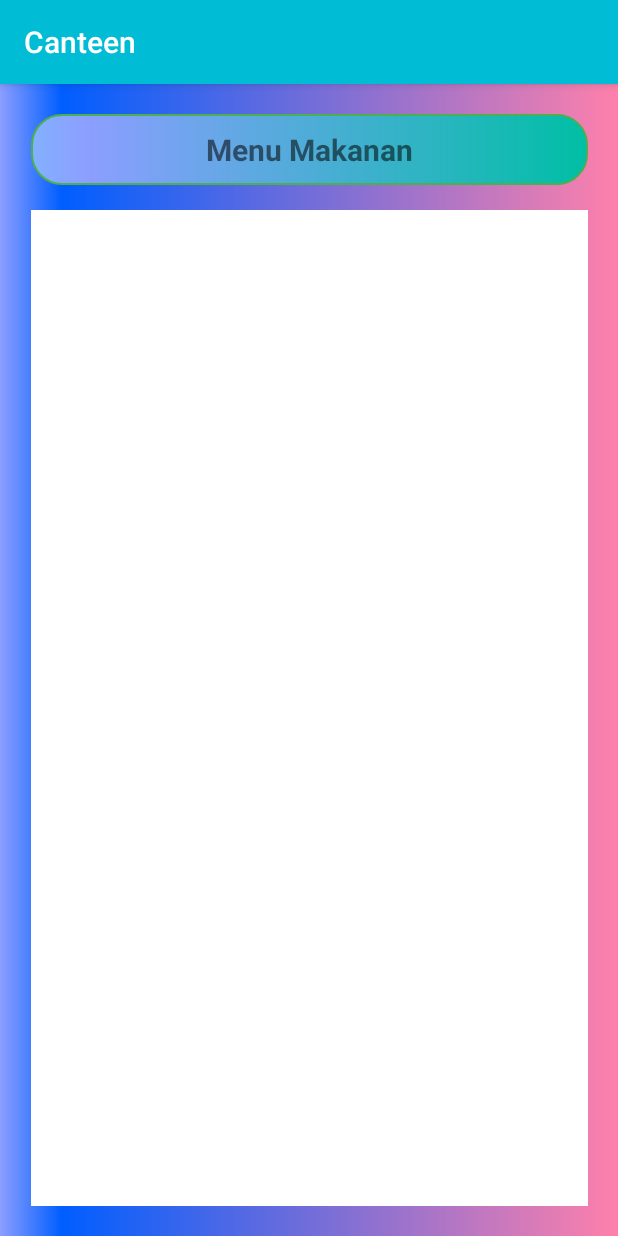
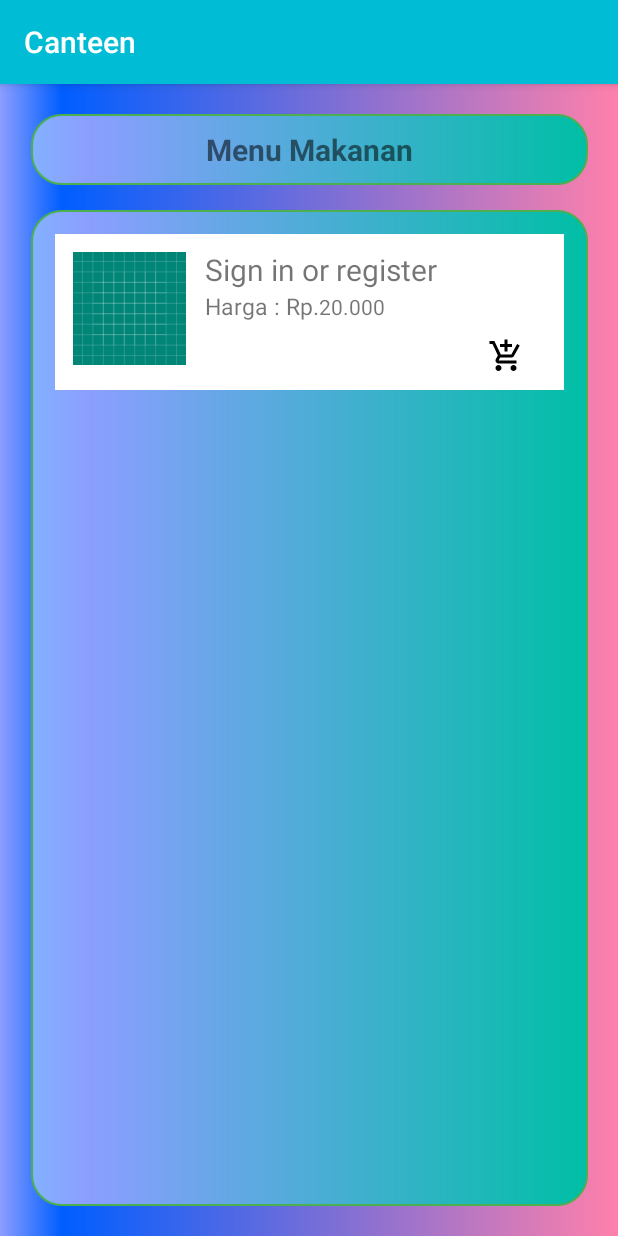
Before and after one commit to agusprayogi02/SMKCoding_Kanesa_Agus, an Android app: the MenuActivity screen opened directly, with no data from a screen before it, on a phone screen of 412 x 824 dp. Run offline under Robolectric (Android 15) with nearby library versions, the phone set to English and light mode, and no system bars.

Commit message:
commit13

```diff
--- a/Canteen/app/src/main/java/id/canteen/ui/login/LoginActivity.kt
+++ b/Canteen/app/src/main/java/id/canteen/ui/login/LoginActivity.kt
@@ -1,6 +1,7 @@
 package id.canteen.ui.login
 
 import android.app.ProgressDialog
+import android.content.Context
 import android.content.Intent
 import android.os.Bundle
 import android.util.Log
@@ -82,5 +83,4 @@ class LoginActivity : AppCompatActivity() {
         val i = Intent(this, SignUp::class.java)
         startActivity(i)
     }
-
 }
--- /dev/null
+++ b/Canteen/app/src/main/res/drawable/ic_add_shopping_cart_black_24dp.xml
@@ -0,0 +1,9 @@
+<vector xmlns:android="http://schemas.android.com/apk/res/android"
+        android:width="24dp"
+        android:height="24dp"
+        android:viewportWidth="24.0"
+        android:viewportHeight="24.0">
+    <path
+        android:fillColor="#FF000000"
+        android:pathData="M11,9h2L13,6h3L16,4h-3L13,1h-2v3L8,4v2h3v3zM7,18c-1.1,0 -1.99,0.9 -1.99,2S5.9,22 7,22s2,-0.9 2,-2 -0.9,-2 -2,-2zM17,18c-1.1,0 -1.99,0.9 -1.99,2s0.89,2 1.99,2 2,-0.9 2,-2 -0.9,-2 -2,-2zM7.17,14.75l0.03,-0.12 0.9,-1.63h7.45c0.75,0 1.41,-0.41 1.75,-1.03l3.86,-7.01L19.42,4h-0.01l-1.1,2 -2.76,5L8.53,11l-0.13,-0.27L6.16,6l-0.95,-2 -0.94,-2L1,2v2h2l3.6,7.59 -1.35,2.45c-0.16,0.28 -0.25,0.61 -0.25,0.96 0,1.1 0.9,2 2,2h12v-2L7.42,15c-0.13,0 -0.25,-0.11 -0.25,-0.25z"/>
+</vector>
--- a/Canteen/app/src/main/res/layout/activity_menu.xml
+++ b/Canteen/app/src/main/res/layout/activity_menu.xml
@@ -1,6 +1,5 @@
 <?xml version="1.0" encoding="utf-8"?>
-<RelativeLayout
-    xmlns:android="http://schemas.android.com/apk/res/android"
+<RelativeLayout xmlns:android="http://schemas.android.com/apk/res/android"
     xmlns:app="http://schemas.android.com/apk/res-auto"
     xmlns:tools="http://schemas.android.com/tools"
     android:layout_width="match_parent"
@@ -10,29 +9,104 @@
 
     <TextView
         android:id="@+id/text"
-        android:gravity="center"
-        android:layout_margin="@dimen/activity_horizontal_margin"
-        android:padding="@dimen/margin"
-        android:textSize="20sp"
-        android:textStyle="bold"
         android:layout_width="match_parent"
         android:layout_height="wrap_content"
+        android:layout_margin="@dimen/activity_horizontal_margin"
         android:background="@drawable/coba"
-        android:text="@string/makanan"/>
+        android:gravity="center"
+        android:padding="@dimen/margin"
+        android:text="@string/makanan"
+        android:textSize="20sp"
+        android:textStyle="bold" />
 
     <ScrollView
+        android:layout_width="match_parent"
+        android:layout_height="match_parent"
+        android:layout_marginHorizontal="@dimen/activity_horizontal_margin"
         android:layout_marginTop="80dp"
-        android:layout_width="match_parent"
-        android:layout_marginHorizontal="@dimen/activity_horizontal_margin"
         android:layout_marginBottom="@dimen/activity_horizontal_margin"
-        android:layout_height="match_parent"
-        android:background="@color/white"
-        >
+        android:background="@drawable/coba">
+
         <RelativeLayout
             android:layout_width="match_parent"
             android:layout_height="100dp"
-            android:layout_margin="@dimen/activity_vertical_margin">
+            android:layout_margin="@dimen/activity_vertical_margin"
+            android:background="@color/white">
 
+            <ImageView
+                android:layout_width="75dp"
+                android:layout_height="75dp"
+                android:layout_margin="12dp"
+                android:src="@drawable/ic_launcher_background" />
+
+            <LinearLayout
+                android:layout_width="match_parent"
+                android:layout_height="wrap_content"
+                android:layout_marginLeft="100dp"
+                android:layout_marginTop="@dimen/margin"
+                android:layout_marginRight="@dimen/activity_horizontal_margin"
+                android:orientation="vertical">
+
+                <TextView
+                    android:layout_width="match_parent"
+                    android:layout_height="wrap_content"
+                    android:text="@string/action_sign_in"
+                    android:textSize="20sp" />
+
+                <LinearLayout
+                    android:layout_width="match_parent"
+                    android:layout_height="wrap_content">
+
+                    <TextView
+                        android:layout_width="wrap_content"
+                        android:layout_height="wrap_content"
+                        android:text="@string/harga"
+                        android:textSize="15sp" />
+
+                    <TextView
+                        android:layout_width="wrap_content"
+                        android:layout_height="wrap_content"
+                        android:text="20.000" />
+                </LinearLayout>
+
+                <ImageButton
+                    android:id="@+id/btn_Beli"
+                    android:layout_width="25dp"
+                    android:layout_height="25dp"
+                    android:layout_gravity="right"
+                    android:layout_margin="10dp"
+                    android:background="@android:color/transparent"
+                    android:src="@drawable/ic_add_shopping_cart_black_24dp" />
+            </LinearLayout>
         </RelativeLayout>
     </ScrollView>
+<!--    <LinearLayout-->
+<!--        android:id="@+id/bs_ll"-->
+<!--        android:orientation="vertical"-->
+<!--        android:layout_width="match_parent"-->
+<!--        android:layout_height="340dp"-->
+<!--        app:behavior_hideable="true"-->
+<!--        app:behavior_peekHeight="60dp"-->
+<!--        app:layout_behavior="android.support.design.widget.BottomSheetBehavior"-->
+<!--        >-->
+<!--        <TextView-->
+<!--            android:layout_width="match_parent"-->
+<!--            android:layout_height="60dp"-->
+<!--            android:background="@color/twoh_accent"-->
+<!--            android:gravity="center"-->
+<!--            android:text="Peek Content"-->
+<!--            android:textColor="@android:color/white" />-->
+
+<!--        <LinearLayout-->
+<!--            android:background="@color/twoh_primary_light"-->
+<!--            android:layout_width="match_parent"-->
+<!--            android:layout_height="match_parent">-->
+<!--            <ImageView-->
+<!--                android:layout_width="match_parent"-->
+<!--                android:layout_height="match_parent"-->
+<!--                android:gravity="center"-->
+<!--                android:src="@drawable/header"-->
+<!--                />-->
+<!--        </LinearLayout>-->
+<!--    </LinearLayout>-->
 </RelativeLayout>
--- a/Canteen/app/src/main/res/layout/fragment_home.xml
+++ b/Canteen/app/src/main/res/layout/fragment_home.xml
@@ -34,7 +34,7 @@
             android:layout_height="wrap_content">
 
             <RelativeLayout
-                android:onClick="goTo"
+                android:onClick="goToAttract"
                 android:id="@+id/daftar"
                 android:layout_width="match_parent"
                 android:layout_height="100dp"
--- a/Canteen/app/src/main/res/menu/activity_main_drawer.xml
+++ b/Canteen/app/src/main/res/menu/activity_main_drawer.xml
@@ -6,7 +6,7 @@
     <group android:checkableBehavior="single">
         <item
             android:id="@+id/nav_home"
-            android:icon="@drawable/ic_menu_camera"
+            android:icon="@drawable/ic_menu_home"
             android:title="@string/menu_home" />
         <item
             android:id="@+id/nav_user"
@@ -21,10 +21,6 @@
     <item android:title="Communicate">
         <menu>
             <item
-                android:id="@+id/nav_share"
-                android:icon="@drawable/ic_menu_share"
-                android:title="@string/menu_share" />
-            <item
                 android:id="@+id/nav_info"
                 android:icon="@drawable/ic_error_outline_black_24dp"
                 android:title="@string/menu_info" />
--- a/Canteen/app/src/main/res/navigation/mobile_navigation.xml
+++ b/Canteen/app/src/main/res/navigation/mobile_navigation.xml
@@ -5,7 +5,7 @@
     android:id="@+id/mobile_navigation"
     app:startDestination="@+id/nav_home">
 
-    <activity
+    <fragment
         android:id="@+id/nav_home"
         android:name="id.canteen.ui.home.Home"
         android:label="@string/menu_home"
--- a/Canteen/app/src/main/res/values/colors.xml
+++ b/Canteen/app/src/main/res/values/colors.xml
@@ -6,4 +6,5 @@
     <color name="white">#fff</color>
     <color name="blue">#304FFE</color>
     <color name="green">#4CAF50</color>
+
 </resources>
--- a/Canteen/app/src/main/res/values/strings.xml
+++ b/Canteen/app/src/main/res/values/strings.xml
@@ -38,5 +38,6 @@
     <!-- TODO: Remove or change this placeholder text -->
     <string name="hello_blank_fragment">Hello blank fragment</string>
     <string name="makanan">Menu Makanan</string>
+    <string name="harga">Harga : Rp.</string>
 
 </resources>
```
Also changed, not shown: Canteen/app/src/main/AndroidManifest.xml (+5 -9 lines), Canteen/app/src/main/java/id/canteen/MainActivity.kt (+27 -1 lines), Canteen/app/src/main/java/id/canteen/ui/home/Home.kt (+42 -22 lines), Canteen/app/src/main/res/drawable-v21/ic_menu_camera.xml (deleted, +0 -12 lines), Canteen/app/src/main/res/drawable-v21/ic_menu_gallery.xml (deleted, +0 -9 lines), Canteen/app/src/main/res/drawable/ic_menu_home.xml (added, +9 -0 lines), Canteen/app/src/main/res/layout/fragment_user.xml (added, +41 -0 lines), Canteen/app/src/main/res/menu/main.xml (+7 -0 lines), 1 other file.
